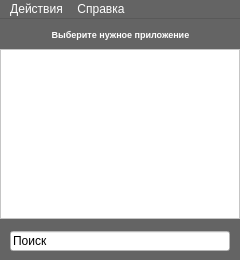
Before: the Qt Designer form mainwindow.ui in Limows/LimFTPClient_S60, drawn with Qt 5.
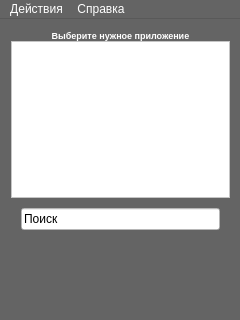
After: the same form once the commit is applied. Icons and pictures are not drawn.

Diff of the .ui file:
```diff
--- a/mainwindow.ui
+++ b/mainwindow.ui
@@ -7,7 +7,7 @@
     <x>0</x>
     <y>0</y>
     <width>240</width>
-    <height>260</height>
+    <height>320</height>
    </rect>
   </property>
   <property name="palette">
@@ -436,446 +436,452 @@
    <enum>QTabWidget::Rounded</enum>
   </property>
   <widget class="QWidget" name="centralWidget">
-   <widget class="QListView" name="AppsListView">
-    <property name="geometry">
-     <rect>
-      <x>0</x>
-      <y>30</y>
-      <width>240</width>
-      <height>170</height>
-     </rect>
-    </property>
-    <property name="palette">
-     <palette>
-      <active>
-       <colorrole role="WindowText">
-        <brush brushstyle="SolidPattern">
-         <color alpha="255">
-          <red>0</red>
-          <green>0</green>
-          <blue>0</blue>
-         </color>
-        </brush>
-       </colorrole>
-       <colorrole role="Button">
-        <brush brushstyle="SolidPattern">
-         <color alpha="255">
-          <red>255</red>
-          <green>255</green>
-          <blue>255</blue>
-         </color>
-        </brush>
-       </colorrole>
-       <colorrole role="Light">
-        <brush brushstyle="SolidPattern">
-         <color alpha="255">
-          <red>255</red>
-          <green>255</green>
-          <blue>255</blue>
-         </color>
-        </brush>
-       </colorrole>
-       <colorrole role="Midlight">
-        <brush brushstyle="SolidPattern">
-         <color alpha="255">
-          <red>255</red>
-          <green>255</green>
-          <blue>255</blue>
-         </color>
-        </brush>
-       </colorrole>
-       <colorrole role="Dark">
-        <brush brushstyle="SolidPattern">
-         <color alpha="255">
-          <red>127</red>
-          <green>127</green>
-          <blue>127</blue>
-         </color>
-        </brush>
-       </colorrole>
-       <colorrole role="Mid">
-        <brush brushstyle="SolidPattern">
-         <color alpha="255">
-          <red>170</red>
-          <green>170</green>
-          <blue>170</blue>
-         </color>
-        </brush>
-       </colorrole>
-       <colorrole role="Text">
-        <brush brushstyle="SolidPattern">
-         <color alpha="255">
-          <red>0</red>
-          <green>0</green>
-          <blue>0</blue>
-         </color>
-        </brush>
-       </colorrole>
-       <colorrole role="BrightText">
-        <brush brushstyle="SolidPattern">
-         <color alpha="255">
-          <red>255</red>
-          <green>255</green>
-          <blue>255</blue>
-         </color>
-        </brush>
-       </colorrole>
-       <colorrole role="ButtonText">
-        <brush brushstyle="SolidPattern">
-         <color alpha="255">
-          <red>0</red>
-          <green>0</green>
-          <blue>0</blue>
-         </color>
-        </brush>
-       </colorrole>
-       <colorrole role="Base">
-        <brush brushstyle="SolidPattern">
-         <color alpha="255">
-          <red>255</red>
-          <green>255</green>
-          <blue>255</blue>
-         </color>
-        </brush>
-       </colorrole>
-       <colorrole role="Window">
-        <brush brushstyle="SolidPattern">
-         <color alpha="255">
-          <red>255</red>
-          <green>255</green>
-          <blue>255</blue>
-         </color>
-        </brush>
-       </colorrole>
-       <colorrole role="Shadow">
-        <brush brushstyle="SolidPattern">
-         <color alpha="255">
-          <red>0</red>
-          <green>0</green>
-          <blue>0</blue>
-         </color>
-        </brush>
-       </colorrole>
-       <colorrole role="AlternateBase">
-        <brush brushstyle="SolidPattern">
-         <color alpha="255">
-          <red>255</red>
-          <green>255</green>
-          <blue>255</blue>
-         </color>
-        </brush>
-       </colorrole>
-       <colorrole role="ToolTipBase">
-        <brush brushstyle="SolidPattern">
-         <color alpha="255">
-          <red>255</red>
-          <green>255</green>
-          <blue>220</blue>
-         </color>
-        </brush>
-       </colorrole>
-       <colorrole role="ToolTipText">
-        <brush brushstyle="SolidPattern">
-         <color alpha="255">
-          <red>0</red>
-          <green>0</green>
-          <blue>0</blue>
-         </color>
-        </brush>
-       </colorrole>
-      </active>
-      <inactive>
-       <colorrole role="WindowText">
-        <brush brushstyle="SolidPattern">
-         <color alpha="255">
-          <red>0</red>
-          <green>0</green>
-          <blue>0</blue>
-         </color>
-        </brush>
-       </colorrole>
-       <colorrole role="Button">
-        <brush brushstyle="SolidPattern">
-         <color alpha="255">
-          <red>255</red>
-          <green>255</green>
-          <blue>255</blue>
-         </color>
-        </brush>
-       </colorrole>
-       <colorrole role="Light">
-        <brush brushstyle="SolidPattern">
-         <color alpha="255">
-          <red>255</red>
-          <green>255</green>
-          <blue>255</blue>
-         </color>
-        </brush>
-       </colorrole>
-       <colorrole role="Midlight">
-        <brush brushstyle="SolidPattern">
-         <color alpha="255">
-          <red>255</red>
-          <green>255</green>
-          <blue>255</blue>
-         </color>
-        </brush>
-       </colorrole>
-       <colorrole role="Dark">
-        <brush brushstyle="SolidPattern">
-         <color alpha="255">
-          <red>127</red>
-          <green>127</green>
-          <blue>127</blue>
-         </color>
-        </brush>
-       </colorrole>
-       <colorrole role="Mid">
-        <brush brushstyle="SolidPattern">
-         <color alpha="255">
-          <red>170</red>
-          <green>170</green>
-          <blue>170</blue>
-         </color>
-        </brush>
-       </colorrole>
-       <colorrole role="Text">
-        <brush brushstyle="SolidPattern">
-         <color alpha="255">
-          <red>0</red>
-          <green>0</green>
-          <blue>0</blue>
-         </color>
-        </brush>
-       </colorrole>
-       <colorrole role="BrightText">
-        <brush brushstyle="SolidPattern">
-         <color alpha="255">
-          <red>255</red>
-          <green>255</green>
-          <blue>255</blue>
-         </color>
-        </brush>
-       </colorrole>
-       <colorrole role="ButtonText">
-        <brush brushstyle="SolidPattern">
-         <color alpha="255">
-          <red>0</red>
-          <green>0</green>
-          <blue>0</blue>
-         </color>
-        </brush>
-       </colorrole>
-       <colorrole role="Base">
-        <brush brushstyle="SolidPattern">
-         <color alpha="255">
-          <red>255</red>
-          <green>255</green>
-          <blue>255</blue>
-         </color>
-        </brush>
-       </colorrole>
-       <colorrole role="Window">
-        <brush brushstyle="SolidPattern">
-         <color alpha="255">
-          <red>255</red>
-          <green>255</green>
-          <blue>255</blue>
-         </color>
-        </brush>
-       </colorrole>
-       <colorrole role="Shadow">
-        <brush brushstyle="SolidPattern">
-         <color alpha="255">
-          <red>0</red>
-          <green>0</green>
-          <blue>0</blue>
-         </color>
-        </brush>
-       </colorrole>
-       <colorrole role="AlternateBase">
-        <brush brushstyle="SolidPattern">
-         <color alpha="255">
-          <red>255</red>
-          <green>255</green>
-          <blue>255</blue>
-         </color>
-        </brush>
-       </colorrole>
-       <colorrole role="ToolTipBase">
-        <brush brushstyle="SolidPattern">
-         <color alpha="255">
-          <red>255</red>
-          <green>255</green>
-          <blue>220</blue>
-         </color>
-        </brush>
-       </colorrole>
-       <colorrole role="ToolTipText">
-        <brush brushstyle="SolidPattern">
-         <color alpha="255">
-          <red>0</red>
-          <green>0</green>
-          <blue>0</blue>
-         </color>
-        </brush>
-       </colorrole>
-      </inactive>
-      <disabled>
-       <colorrole role="WindowText">
-        <brush brushstyle="SolidPattern">
-         <color alpha="255">
-          <red>127</red>
-          <green>127</green>
-          <blue>127</blue>
-         </color>
-        </brush>
-       </colorrole>
-       <colorrole role="Button">
-        <brush brushstyle="SolidPattern">
-         <color alpha="255">
-          <red>255</red>
-          <green>255</green>
-          <blue>255</blue>
-         </color>
-        </brush>
-       </colorrole>
-       <colorrole role="Light">
-        <brush brushstyle="SolidPattern">
-         <color alpha="255">
-          <red>255</red>
-          <green>255</green>
-          <blue>255</blue>
-         </color>
-        </brush>
-       </colorrole>
-       <colorrole role="Midlight">
-        <brush brushstyle="SolidPattern">
-         <color alpha="255">
-          <red>255</red>
-          <green>255</green>
-          <blue>255</blue>
-         </color>
-        </brush>
-       </colorrole>
-       <colorrole role="Dark">
-        <brush brushstyle="SolidPattern">
-         <color alpha="255">
-          <red>127</red>
-          <green>127</green>
-          <blue>127</blue>
-         </color>
-        </brush>
-       </colorrole>
-       <colorrole role="Mid">
-        <brush brushstyle="SolidPattern">
-         <color alpha="255">
-          <red>170</red>
-          <green>170</green>
-          <blue>170</blue>
-         </color>
-        </brush>
-       </colorrole>
-       <colorrole role="Text">
-        <brush brushstyle="SolidPattern">
-         <color alpha="255">
-          <red>127</red>
-          <green>127</green>
-          <blue>127</blue>
-         </color>
-        </brush>
-       </colorrole>
-       <colorrole role="BrightText">
-        <brush brushstyle="SolidPattern">
-         <color alpha="255">
-          <red>255</red>
-          <green>255</green>
-          <blue>255</blue>
-         </color>
-        </brush>
-       </colorrole>
-       <colorrole role="ButtonText">
-        <brush brushstyle="SolidPattern">
-         <color alpha="255">
-          <red>127</red>
-          <green>127</green>
-          <blue>127</blue>
-         </color>
-        </brush>
-       </colorrole>
-       <colorrole role="Base">
-        <brush brushstyle="SolidPattern">
-         <color alpha="255">
-          <red>255</red>
-          <green>255</green>
-          <blue>255</blue>
-         </color>
-        </brush>
-       </colorrole>
-       <colorrole role="Window">
-        <brush brushstyle="SolidPattern">
-         <color alpha="255">
-          <red>255</red>
-          <green>255</green>
-          <blue>255</blue>
-         </color>
-        </brush>
-       </colorrole>
-       <colorrole role="Shadow">
-        <brush brushstyle="SolidPattern">
-         <color alpha="255">
-          <red>0</red>
-          <green>0</green>
-          <blue>0</blue>
-         </color>
-        </brush>
-       </colorrole>
-       <colorrole role="AlternateBase">
-        <brush brushstyle="SolidPattern">
-         <color alpha="255">
-          <red>255</red>
-          <green>255</green>
-          <blue>255</blue>
-         </color>
-        </brush>
-       </colorrole>
-       <colorrole role="ToolTipBase">
-        <brush brushstyle="SolidPattern">
-         <color alpha="255">
-          <red>255</red>
-          <green>255</green>
-          <blue>220</blue>
-         </color>
-        </brush>
-       </colorrole>
-       <colorrole role="ToolTipText">
-        <brush brushstyle="SolidPattern">
-         <color alpha="255">
-          <red>0</red>
-          <green>0</green>
-          <blue>0</blue>
-         </color>
-        </brush>
-       </colorrole>
-      </disabled>
-     </palette>
-    </property>
-    <property name="cursor" stdset="0">
-     <cursorShape>ArrowCursor</cursorShape>
-    </property>
-    <property name="isWrapping" stdset="0">
-     <bool>false</bool>
-    </property>
-   </widget>
-   <widget class="QLabel" name="label">
+   <widget class="QWidget" name="gridLayoutWidget">
     <property name="geometry">
      <rect>
       <x>0</x>
       <y>0</y>
       <width>241</width>
-      <height>31</height>
+      <height>301</height>
      </rect>
     </property>
+    <layout class="QGridLayout" name="GridLayout">
+     <property name="bottomMargin">
+      <number>80</number>
+     </property>
+     <property name="spacing">
+      <number>0</number>
+     </property>
+     <item row="3" column="1">
+      <widget class="QLineEdit" name="SearchBox">
+       <property name="sizePolicy">
+        <sizepolicy hsizetype="Expanding" vsizetype="Fixed">
+         <horstretch>0</horstretch>
+         <verstretch>0</verstretch>
+        </sizepolicy>
+       </property>
+       <property name="palette">
+        <palette>
+         <active>
+          <colorrole role="WindowText">
+           <brush brushstyle="SolidPattern">
+            <color alpha="255">
+             <red>0</red>
+             <green>0</green>
+             <blue>0</blue>
+            </color>
+           </brush>
+          </colorrole>
+          <colorrole role="Button">
+           <brush brushstyle="SolidPattern">
+            <color alpha="255">
+             <red>255</red>
+             <green>255</green>
+             <blue>255</blue>
+            </color>
+           </brush>
+          </colorrole>
+          <colorrole role="Light">
+           <brush brushstyle="SolidPattern">
+            <color alpha="255">
+             <red>255</red>
+             <green>255</green>
+             <blue>255</blue>
+            </color>
+           </brush>
+          </colorrole>
+          <colorrole role="Midlight">
+           <brush brushstyle="SolidPattern">
+            <color alpha="255">
+             <red>255</red>
+             <green>255</green>
+             <blue>255</blue>
+            </color>
+           </brush>
+          </colorrole>
+          <colorrole role="Dark">
+           <brush brushstyle="SolidPattern">
+            <color alpha="255">
+             <red>127</red>
+             <green>127</green>
+             <blue>127</blue>
+            </color>
+           </brush>
+          </colorrole>
+          <colorrole role="Mid">
+           <brush brushstyle="SolidPattern">
+            <color alpha="255">
+             <red>170</red>
+             <green>170</green>
+             <blue>170</blue>
+            </color>
+           </brush>
+          </colorrole>
+          <colorrole role="Text">
+           <brush brushstyle="SolidPattern">
+            <color alpha="255">
+             <red>0</red>
+             <green>0</green>
+             <blue>0</blue>
+            </color>
+           </brush>
+          </colorrole>
+          <colorrole role="BrightText">
+           <brush brushstyle="SolidPattern">
+            <color alpha="255">
+             <red>255</red>
+             <green>255</green>
+             <blue>255</blue>
+            </color>
+           </brush>
+          </colorrole>
+          <colorrole role="ButtonText">
+           <brush brushstyle="SolidPattern">
+            <color alpha="255">
+             <red>0</red>
+             <green>0</green>
+             <blue>0</blue>
+            </color>
+           </brush>
+          </colorrole>
+          <colorrole role="Base">
+           <brush brushstyle="SolidPattern">
+            <color alpha="255">
+             <red>255</red>
+             <green>255</green>
+             <blue>255</blue>
+            </color>
+           </brush>
+          </colorrole>
+          <colorrole role="Window">
+           <brush brushstyle="SolidPattern">
+            <color alpha="255">
+             <red>255</red>
+             <green>255</green>
+             <blue>255</blue>
+            </color>
+           </brush>
+          </colorrole>
+          <colorrole role="Shadow">
+           <brush brushstyle="SolidPattern">
+            <color alpha="255">
+             <red>0</red>
+             <green>0</green>
+             <blue>0</blue>
+            </color>
+           </brush>
+          </colorrole>
+          <colorrole role="AlternateBase">
+           <brush brushstyle="SolidPattern">
+            <color alpha="255">
+             <red>255</red>
+             <green>255</green>
+             <blue>255</blue>
+            </color>
+           </brush>
+          </colorrole>
+          <colorrole role="ToolTipBase">
+           <brush brushstyle="SolidPattern">
+            <color alpha="255">
+             <red>255</red>
+             <green>255</green>
+             <blue>220</blue>
+            </color>
+           </brush>
+          </colorrole>
+          <colorrole role="ToolTipText">
+           <brush brushstyle="SolidPattern">
+            <color alpha="255">
+             <red>0</red>
+             <green>0</green>
+             <blue>0</blue>
+            </color>
+           </brush>
+          </colorrole>
+         </active>
+         <inactive>
+          <colorrole role="WindowText">
+           <brush brushstyle="SolidPattern">
+            <color alpha="255">
+             <red>0</red>
+             <green>0</green>
+             <blue>0</blue>
+            </color>
+           </brush>
+          </colorrole>
+          <colorrole role="Button">
+           <brush brushstyle="SolidPattern">
+            <color alpha="255">
+             <red>255</red>
+             <green>255</green>
+             <blue>255</blue>
+            </color>
+           </brush>
+          </colorrole>
+          <colorrole role="Light">
+           <brush brushstyle="SolidPattern">
+            <color alpha="255">
+             <red>255</red>
+             <green>255</green>
+             <blue>255</blue>
+            </color>
+           </brush>
+          </colorrole>
+          <colorrole role="Midlight">
+           <brush brushstyle="SolidPattern">
+            <color alpha="255">
+             <red>255</red>
+             <green>255</green>
+             <blue>255</blue>
+            </color>
+           </brush>
+          </colorrole>
+          <colorrole role="Dark">
+           <brush brushstyle="SolidPattern">
+            <color alpha="255">
+             <red>127</red>
+             <green>127</green>
+             <blue>127</blue>
+            </color>
+           </brush>
+          </colorrole>
+          <colorrole role="Mid">
+           <brush brushstyle="SolidPattern">
+            <color alpha="255">
+             <red>170</red>
+             <green>170</green>
+             <blue>170</blue>
+            </color>
+           </brush>
+          </colorrole>
+          <colorrole role="Text">
+           <brush brushstyle="SolidPattern">
+            <color alpha="255">
+             <red>0</red>
+             <green>0</green>
+             <blue>0</blue>
+            </color>
+           </brush>
+          </colorrole>
+          <colorrole role="BrightText">
+           <brush brushstyle="SolidPattern">
+            <color alpha="255">
+             <red>255</red>
+             <green>255</green>
+             <blue>255</blue>
+            </color>
+           </brush>
+          </colorrole>
+          <colorrole role="ButtonText">
+           <brush brushstyle="SolidPattern">
+            <color alpha="255">
+             <red>0</red>
+             <green>0</green>
+             <blue>0</blue>
+            </color>
+           </brush>
+          </colorrole>
+          <colorrole role="Base">
+           <brush brushstyle="SolidPattern">
+            <color alpha="255">
+             <red>255</red>
+             <green>255</green>
+             <blue>255</blue>
+            </color>
+           </brush>
+          </colorrole>
+          <colorrole role="Window">
+           <brush brushstyle="SolidPattern">
+            <color alpha="255">
+             <red>255</red>
+             <green>255</green>
+             <blue>255</blue>
+            </color>
+           </brush>
+          </colorrole>
+          <colorrole role="Shadow">
+           <brush brushstyle="SolidPattern">
+            <color alpha="255">
+             <red>0</red>
+             <green>0</green>
+             <blue>0</blue>
+            </color>
+           </brush>
+          </colorrole>
+          <colorrole role="AlternateBase">
+           <brush brushstyle="SolidPattern">
+            <color alpha="255">
+             <red>255</red>
+             <green>255</green>
+             <blue>255</blue>
+            </color>
+           </brush>
+          </colorrole>
+          <colorrole role="ToolTipBase">
+           <brush brushstyle="SolidPattern">
+            <color alpha="255">
+             <red>255</red>
+             <green>255</green>
+             <blue>220</blue>
+            </color>
+           </brush>
+          </colorrole>
+          <colorrole role="ToolTipText">
+           <brush brushstyle="SolidPattern">
+            <color alpha="255">
+             <red>0</red>
+             <green>0</green>
+             <blue>0</blue>
+            </color>
+           </brush>
+          </colorrole>
+         </inactive>
+         <disabled>
+          <colorrole role="WindowText">
+           <brush brushstyle="SolidPattern">
+            <color alpha="255">
+             <red>127</red>
+             <green>127</green>
+             <blue>127</blue>
+            </color>
+           </brush>
+          </colorrole>
+          <colorrole role="Button">
+           <brush brushstyle="SolidPattern">
+            <color alpha="255">
+             <red>255</red>
+             <green>255</green>
+             <blue>255</blue>
+            </color>
+           </brush>
+          </colorrole>
+          <colorrole role="Light">
+           <brush brushstyle="SolidPattern">
+            <color alpha="255">
+             <red>255</red>
+             <green>255</green>
+             <blue>255</blue>
+            </color>
+           </brush>
+          </colorrole>
+          <colorrole role="Midlight">
+           <brush brushstyle="SolidPattern">
+            <color alpha="255">
+             <red>255</red>
+             <green>255</green>
+             <blue>255</blue>
+            </color>
+           </brush>
+          </colorrole>
+          <colorrole role="Dark">
+           <brush brushstyle="SolidPattern">
+            <color alpha="255">
+             <red>127</red>
+             <green>127</green>
+             <blue>127</blue>
+            </color>
+           </brush>
+          </colorrole>
+          <colorrole role="Mid">
+           <brush brushstyle="SolidPattern">
+            <color alpha="255">
+             <red>170</red>
+             <green>170</green>
+             <blue>170</blue>
+            </color>
+           </brush>
+          </colorrole>
+          <colorrole role="Text">
+           <brush brushstyle="SolidPattern">
+            <color alpha="255">
+             <red>127</red>
+             <green>127</green>
+             <blue>127</blue>
+            </color>
+           </brush>
+          </colorrole>
+          <colorrole role="BrightText">
+           <brush brushstyle="SolidPattern">
+            <color alpha="255">
+             <red>255</red>
+             <green>255</green>
+             <blue>255</blue>
+            </color>
+           </brush>
+          </colorrole>
+          <colorrole role="ButtonText">
+           <brush brushstyle="SolidPattern">
+            <color alpha="255">
+             <red>127</red>
+             <green>127</green>
+             <blue>127</blue>
+            </color>
+           </brush>
+          </colorrole>
+          <colorrole role="Base">
+           <brush brushstyle="SolidPattern">
+            <color alpha="255">
+             <red>255</red>
+             <green>255</green>
+             <blue>255</blue>
+            </color>
+           </brush>
+          </colorrole>
+          <colorrole role="Window">
+           <brush brushstyle="SolidPattern">
+            <color alpha="255">
+             <red>255</red>
+             <green>255</green>
+             <blue>255</blue>
+            </color>
+           </brush>
+          </colorrole>
+          <colorrole role="Shadow">
+           <brush brushstyle="SolidPattern">
+            <color alpha="255">
+             <red>0</red>
+             <green>0</green>
+             <blue>0</blue>
+            </color>
+           </brush>
+          </colorrole>
+          <colorrole role="AlternateBase">
+           <brush brushstyle="SolidPattern">
+            <color alpha="255">
+             <red>255</red>
+             <green>255</green>
+             <blue>255</blue>
+            </color>
+           </brush>
+          </colorrole>
+          <colorrole role="ToolTipBase">
+           <brush brushstyle="SolidPattern">
+            <color alpha="255">
+             <red>255</red>
+             <green>255</green>
+             <blue>220</blue>
+            </color>
+           </brush>
+          </colorrole>
+          <colorrole role="ToolTipText">
+           <brush brushstyle="SolidPattern">
+            <color alpha="255">
+             <red>0</red>
+             <green>0</green>
+             <blue>0</blue>
+            </color>
+           </brush>
+          </colorrole>
+         </disabled>
+        </palette>
+       </property>
+       <property name="text">
+        <string>Поиск</string>
+       </property>
+      </widget>
+     </item>
+     <item row="0" column="0" colspan="3">
+      <widget class="QLabel" name="label">
     <property name="palette">
      <palette>
       <active>
@@ -1312,15 +1318,9 @@
      <bool>false</bool>
     </property>
    </widget>
-   <widget class="QLineEdit" name="SearchBox">
-    <property name="geometry">
-     <rect>
-      <x>10</x>
-      <y>212</y>
-      <width>220</width>
-      <height>20</height>
-     </rect>
-    </property>
+     </item>
+     <item row="1" column="0" colspan="3">
+      <widget class="QListView" name="AppsListView">
     <property name="palette">
      <palette>
       <active>
@@ -1736,9 +1736,79 @@
       </disabled>
      </palette>
     </property>
-    <property name="text">
-     <string>Поиск</string>
-    </property>
+       <property name="cursor" stdset="0">
+        <cursorShape>ArrowCursor</cursorShape>
+       </property>
+       <property name="isWrapping" stdset="0">
+        <bool>false</bool>
+       </property>
+      </widget>
+     </item>
+     <item row="3" column="0">
+      <spacer name="LeftSpacer">
+       <property name="orientation">
+        <enum>Qt::Horizontal</enum>
+       </property>
+       <property name="sizeType">
+        <enum>QSizePolicy::Minimum</enum>
+       </property>
+       <property name="sizeHint" stdset="0">
+        <size>
+         <width>10</width>
+         <height>20</height>
+        </size>
+       </property>
+      </spacer>
+     </item>
+     <item row="3" column="2">
+      <spacer name="RightSpacer">
+       <property name="orientation">
+        <enum>Qt::Horizontal</enum>
+       </property>
+       <property name="sizeType">
+        <enum>QSizePolicy::Minimum</enum>
+       </property>
+       <property name="sizeHint" stdset="0">
+        <size>
+         <width>10</width>
+         <height>20</height>
+        </size>
+       </property>
+      </spacer>
+     </item>
+     <item row="2" column="1">
+      <spacer name="TopSpacer">
+       <property name="orientation">
+        <enum>Qt::Vertical</enum>
+       </property>
+       <property name="sizeType">
+        <enum>QSizePolicy::Minimum</enum>
+       </property>
+       <property name="sizeHint" stdset="0">
+        <size>
+         <width>20</width>
+         <height>10</height>
+        </size>
+       </property>
+      </spacer>
+     </item>
+     <item row="4" column="1">
+      <spacer name="BottomSpacer">
+       <property name="orientation">
+        <enum>Qt::Vertical</enum>
+       </property>
+       <property name="sizeType">
+        <enum>QSizePolicy::Minimum</enum>
+       </property>
+       <property name="sizeHint" stdset="0">
+        <size>
+         <width>20</width>
+         <height>10</height>
+        </size>
+       </property>
+      </spacer>
+     </item>
+    </layout>
    </widget>
   </widget>
   <widget class="QMenuBar" name="menuBar">
```
Lines whose indentation alone changed are shown as unchanged.
